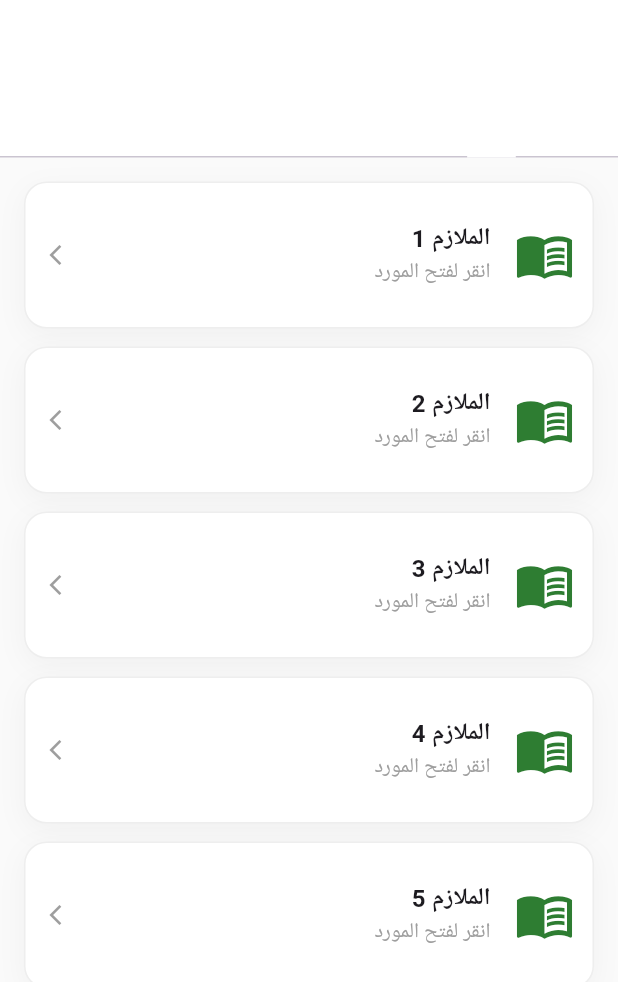
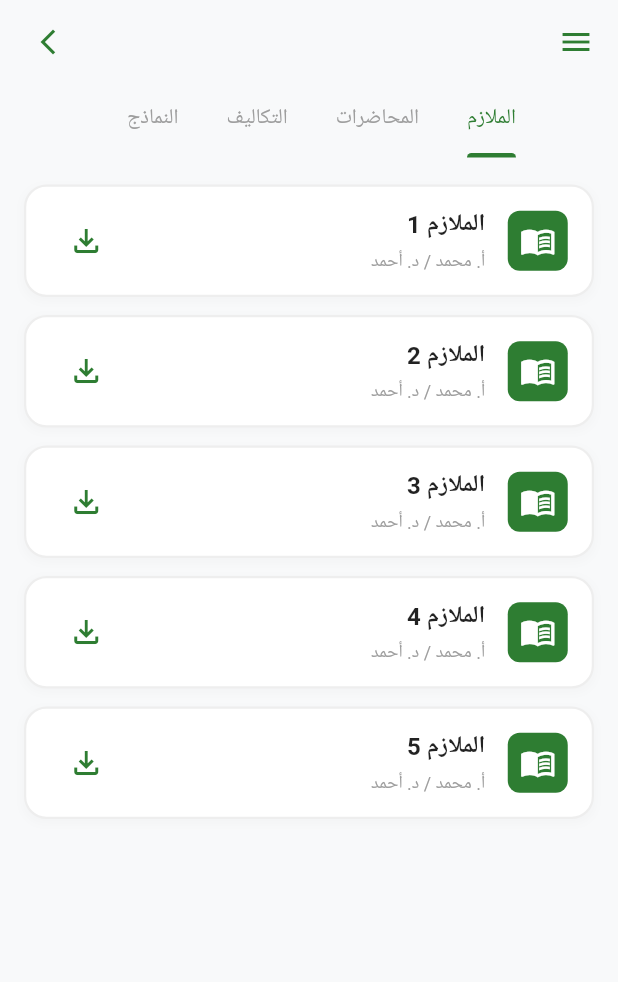
Before and after one commit to qais542541-max/Digital-Library, a Flutter app: the SubjectDetailsScreen screen opened directly with empty values, on a phone screen of 412 x 824 dp. Shown: the top 982 px of the screen. Run offline on Flutter 3.47's test engine with Material 3 defaults, Android fonts, the phone set to English and light mode, and no system bars; our stand-ins replace image_picker, shared_preferences; missing offline and left inert: syncfusion_flutter_pdfviewer; accounts and stored records are empty; Roboto replaces fonts that are missing (Cairo).

Commit message:
تنسيق الشاشة الموحد اضافة البطاقات الجديدة

```diff
--- a/lib/features/courses/screens/subject_details_screen.dart
+++ b/lib/features/courses/screens/subject_details_screen.dart
@@ -1,11 +1,13 @@
 import 'package:flutter/material.dart';
-import '../../../core/widgets/unified_item_card.dart';
-import '../../layout/screens/main_screen.dart'; // 👈 1. استدعاء ملف الـ enum
+import '../../../core/widgets/custom_drawer.dart';
+import '../../layout/screens/main_screen.dart';
+import '../../../core/widgets/resource_item_card.dart';
+import '../../../core/widgets/smart_upload_bottom_sheet.dart';
 
-class SubjectDetailsScreen extends StatelessWidget {
+class SubjectDetailsScreen extends StatefulWidget {
   final String subjectName;
   final int subjectId;
-  final UserRole role; // 👈 2. استقبال الدور
+  final UserRole role;
 
   const SubjectDetailsScreen({
     super.key,
@@ -15,7 +17,14 @@ class SubjectDetailsScreen extends StatelessWidget {
   });
 
   @override
-  Widget build(BuildContext context) {
+  // 1. تمت إضافة SingleTickerProviderStateMixin هنا 👇
+  State<SubjectDetailsScreen> createState() => _SubjectDetailsScreenState();
+}
+
+class _SubjectDetailsScreenState extends State<SubjectDetailsScreen> with SingleTickerProviderStateMixin {
+  // 2. تعريف متحكم التبويبات هنا 👇
+  late TabController _tabController;
+
   final List<Map<String, dynamic>> subjectCategories = [
     {'id': 1, 'title': 'الملازم', 'icon': Icons.menu_book},
     {'id': 2, 'title': 'المحاضرات', 'icon': Icons.ondemand_video},
@@ -23,83 +32,168 @@ class SubjectDetailsScreen extends StatelessWidget {
     {'id': 4, 'title': 'النماذج', 'icon': Icons.quiz},
   ];
 
-    return DefaultTabController(
-      length: subjectCategories.length,
-      child: Scaffold(
+  // 3. تهيئة المتحكم عند فتح الشاشة 👇
+  @override
+  void initState() {
+    super.initState();
+    _tabController = TabController(length: subjectCategories.length, vsync: this);
+  }
+
+  // 4. إغلاق المتحكم لتنظيف الذاكرة عند الخروج 👇
+  @override
+  void dispose() {
+    _tabController.dispose();
+    super.dispose();
+  }
+
+  void _showDeleteConfirmation(String itemTitle) {
+    showDialog(
+      context: context,
+      builder: (context) => AlertDialog(
+        title: const Text('تأكيد الحذف', style: TextStyle(fontFamily: 'Cairo')),
+        content: Text('هل أنت متأكد من حذف "$itemTitle"؟ لا يمكن التراجع عن هذا الإجراء.'),
+        actions: [
+          TextButton(
+            onPressed: () => Navigator.pop(context),
+            child: const Text('إلغاء', style: TextStyle(color: Colors.grey)),
+          ),
+          ElevatedButton(
+            style: ElevatedButton.styleFrom(backgroundColor: Colors.red),
+            onPressed: () {
+              print('تم حذف: $itemTitle');
+              Navigator.pop(context);
+            },
+            child: const Text('حذف', style: TextStyle(color: Colors.white)),
+          ),
+        ],
+      ),
+    );
+  }
+
+  @override
+  Widget build(BuildContext context) {
+    final isDarkMode = Theme.of(context).brightness == Brightness.dark;
+    const Color primaryGreen = Color(0xFF2E7D32);
+    final Color scaffoldBackgroundColor = isDarkMode ? const Color(0xFF121212) : const Color(0xFFF8F9FA);
+
+    // تمت إزالة DefaultTabController واستخدام Scaffold مباشرة
+    return Scaffold(
+      drawer: CustomDrawer(role: widget.role),
+      backgroundColor: scaffoldBackgroundColor,
+
       appBar: AppBar(
         elevation: 0,
-          title: Text(subjectName, style: const TextStyle(color: Colors.white, fontWeight: FontWeight.bold)),
+        backgroundColor: scaffoldBackgroundColor,
+        leading: Builder(
+          builder: (context) => IconButton(
+            icon: Icon(Icons.menu, color: isDarkMode ? Colors.white : primaryGreen),
+            onPressed: () => Scaffold.of(context).openDrawer(),
+          ),
+        ),
+        title: Text(
+            widget.subjectName,
+            style: TextStyle(color: isDarkMode ? Colors.white : primaryGreen, fontWeight: FontWeight.bold, fontFamily: 'Cairo')
+        ),
         centerTitle: true,
-          iconTheme: const IconThemeData(color: Colors.white),
+        actions: [
+          IconButton(
+            icon: Icon(Icons.arrow_forward_ios, color: isDarkMode ? Colors.white : primaryGreen, size: 20),
+            onPressed: () => Navigator.pop(context),
+          ),
+          const SizedBox(width: 8),
+        ],
         bottom: TabBar(
+          controller: _tabController, // 👈 5. ربط المتحكم بشريط التبويبات
           isScrollable: true,
-            labelColor: Colors.white,
-            unselectedLabelColor: Colors.white70,
-            indicatorColor: Colors.white,
+          labelColor: primaryGreen,
+          unselectedLabelColor: Colors.grey,
+          indicatorColor: primaryGreen,
           indicatorWeight: 3,
+          dividerColor: Colors.transparent,
           tabs: subjectCategories.map((c) => Tab(text: c['title'])).toList(),
         ),
       ),
 
       body: TabBarView(
+        controller: _tabController, // 👈 6. ربط المتحكم بمحتوى التبويبات
         children: subjectCategories.map((category) {
-            return _buildCategoryContent(category['id'], category['title'], category['icon']);
+          return _buildFlatCategoryContent(category['id'], category['title'], category['icon'], isDarkMode, primaryGreen);
         }).toList(),
       ),
 
-        // 👈 3. إظهار زر الرفع العائم للمعلم فقط
-        floatingActionButton: role == UserRole.teacher
+      floatingActionButton: widget.role == UserRole.teacher
           ? FloatingActionButton.extended(
         onPressed: () {
-            print('فتح واجهة الرفع الخاصة بالمعلم للمادة: $subjectName');
+          final activeIndex = _tabController.index;
+
+          UploadRestriction currentRestriction;
+          if (activeIndex == 0) {
+            currentRestriction = UploadRestriction.pdfOnly; // الملازم
+          } else if (activeIndex == 1) {
+            currentRestriction = UploadRestriction.youtubeLink; // المحاضرات
+          } else {
+            currentRestriction = UploadRestriction.pdfAndImages; // التكاليف والنماذج
+          }
+
+          showModalBottomSheet(
+            context: context,
+            isScrollControlled: true,
+            backgroundColor: Colors.transparent,
+            builder: (context) => SmartUploadBottomSheet(
+              categoryName: subjectCategories[activeIndex]['title'],
+              restriction: currentRestriction,
+            ),
+          );
         },
-          backgroundColor: const Color(0xFF2E7D32),
+        backgroundColor: primaryGreen,
         icon: const Icon(Icons.add, color: Colors.white),
-          label: const Text('رفع مورد جديد', style: TextStyle(color: Colors.white)),
+        label: const Text('رفع مورد', style: TextStyle(color: Colors.white, fontWeight: FontWeight.bold)),
       )
           : null,
-      ),
     );
   }
 
-  Widget _buildCategoryContent(int categoryId, String categoryName, IconData categoryIcon) {
+  Widget _buildFlatCategoryContent(int categoryId, String categoryName, IconData categoryIcon, bool isDarkMode, Color primaryGreen) {
+    final List<Map<String, dynamic>> mockResources = List.generate(
+        5,
+            (index) => {
+          'title': '$categoryName ${index + 1}',
+          'author': 'أ. محمد / د. أحمد',
+          'icon': categoryIcon,
+        }
+    );
+
     return ListView.builder(
-      padding: const EdgeInsets.all(16),
-      itemCount: 5,
+      padding: const EdgeInsets.symmetric(vertical: 12),
+      itemCount: mockResources.length,
       itemBuilder: (context, index) {
-        return Padding(
-          padding: const EdgeInsets.only(bottom: 12.0),
-          child: Row(
-            children: [
-              Expanded(
-                child: UnifiedItemCard(
-                  title: '$categoryName ${index + 1}',
-                  subtitle: 'انقر لفتح المورد',
-                  icon: categoryIcon,
-                  isGridView: false,
-                  onTap: () {
-                    debugPrint('تم الضغط على $categoryName');
+        final item = mockResources[index];
+        return ResourceItemCard(
+          title: item['title'],
+          subtitle: item['author'],
+          icon: item['icon'],
+          role: widget.role,
+          onTap: () => print('فتح المورد للقراءة: ${item['title']}'),
+          onDownload: () => print('بدء التنزيل: ${item['title']}'),
+          onTeacherAction: (action) {
+            if (action == 'edit') {
+              showModalBottomSheet(
+                context: context,
+                isScrollControlled: true,
+                backgroundColor: Colors.transparent,
+                builder: (context) => SmartUploadBottomSheet(
+                  categoryName: categoryName,
+                  restriction: categoryId == 1 ? UploadRestriction.pdfOnly : (categoryId == 2 ? UploadRestriction.youtubeLink : UploadRestriction.pdfAndImages),
+                  initialData: {
+                    'title': item['title'],
+                    'fileName': 'ملف_سابق.pdf',
                   },
                 ),
-              ),
-              // 👈 4. إظهار خيارات (تعديل / حذف) للمعلم فقط
-              if (role == UserRole.teacher)
-                PopupMenuButton<String>(
-                  icon: const Icon(Icons.more_vert, color: Colors.grey),
-                  onSelected: (value) {
-                    if (value == 'edit') {
-                      debugPrint('تعديل المورد');
-                    } else if (value == 'delete') {
-                      debugPrint('حذف المورد');
+              );
+            } else if (action == 'delete') {
+              _showDeleteConfirmation(item['title']);
             }
           },
-                  itemBuilder: (context) => [
-                    const PopupMenuItem(value: 'edit', child: Row(children: [Icon(Icons.edit, color: Colors.blue, size: 20), SizedBox(width: 8), Text('تعديل')])),
-                    const PopupMenuItem(value: 'delete', child: Row(children: [Icon(Icons.delete, color: Colors.red, size: 20), SizedBox(width: 8), Text('حذف')])),
-                  ],
-                ),
-            ],
-          ),
         );
       },
     );
```
Lines whose indentation alone changed are shown as unchanged.
